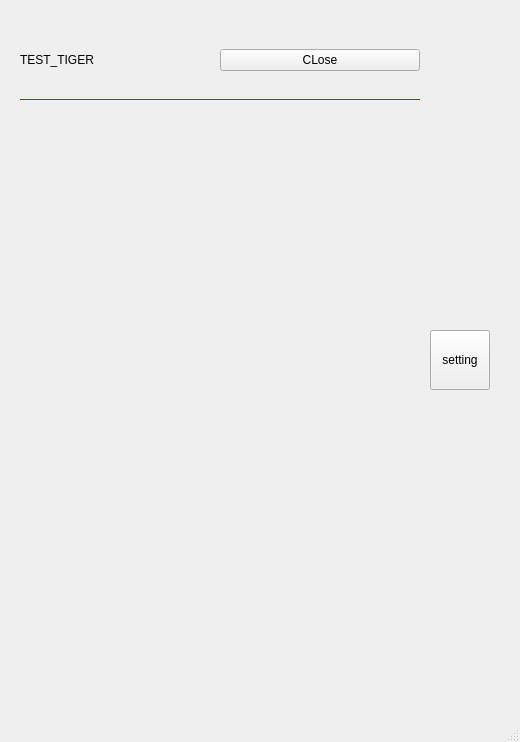
Old version of the form Qtttttt/testTransparentWindow3/mainwindow.ui in the repository tianen1573/QT.
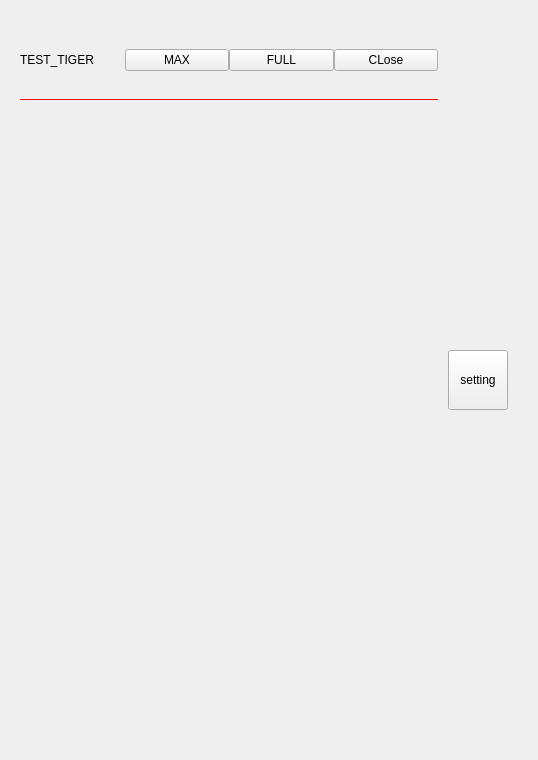
New version of the form.

What changed in the file:
```diff
--- a/Qtttttt/testTransparentWindow3/mainwindow.ui
+++ b/Qtttttt/testTransparentWindow3/mainwindow.ui
@@ -6,8 +6,8 @@
    <rect>
     <x>0</x>
     <y>0</y>
-    <width>520</width>
-    <height>742</height>
+    <width>538</width>
+    <height>760</height>
    </rect>
   </property>
   <property name="windowTitle">
@@ -111,6 +111,20 @@
               </property>
              </widget>
             </item>
+            <item>
+             <widget class="QPushButton" name="btn_max">
+              <property name="text">
+               <string>MAX</string>
+              </property>
+             </widget>
+            </item>
+            <item>
+             <widget class="QPushButton" name="btn_full">
+              <property name="text">
+               <string>FULL</string>
+              </property>
+             </widget>
+            </item>
             <item>
              <widget class="QPushButton" name="btn_close">
               <property name="text">
@@ -284,7 +298,6 @@
     </item>
    </layout>
   </widget>
-  <widget class="QStatusBar" name="statusBar"/>
  </widget>
  <resources/>
  <connections>
```
Left out of the diff: 44 changed lines with no effect on the pictures.
